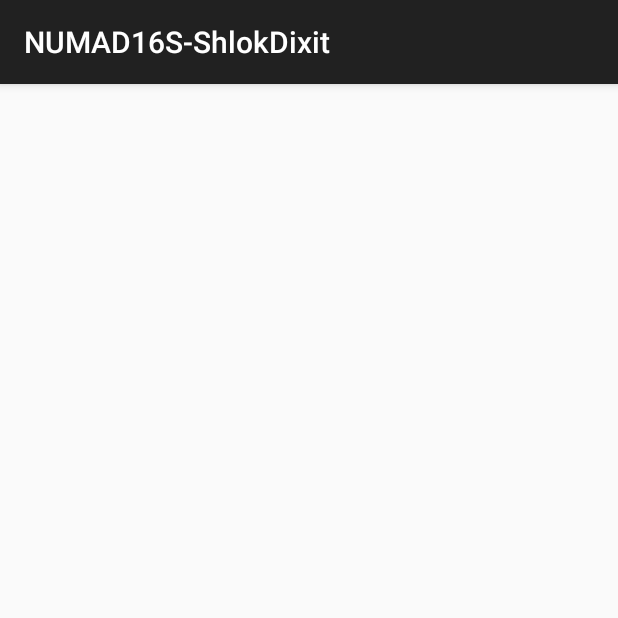
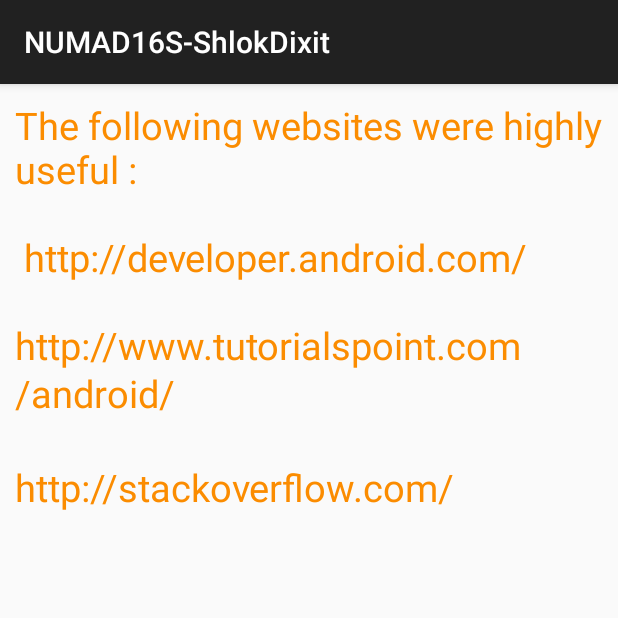
Before and after one commit to shlok-official/burpee_challenge_apk, an Android app: the testdictionary_acknowledgement screen opened directly, with no data from a screen before it, on a phone screen of 412 x 824 dp, the top half of it. Run offline under Robolectric (Android 15) with nearby library versions, the phone set to English and light mode, and no system bars.

Commit message:
no message

```diff
--- a/ShlokDixit/app/src/main/res/layout/dictionary_acknowledgement.xml
+++ b/ShlokDixit/app/src/main/res/layout/dictionary_acknowledgement.xml
@@ -3,6 +3,15 @@
     android:orientation="vertical" android:layout_width="match_parent"
     android:layout_height="match_parent">
 
-
+    <TextView
+        android:id="@+id/credits"
+        android:layout_width="wrap_content"
+        android:layout_height="wrap_content"
+        android:text="The following websites were highly useful :\n\n http://developer.android.com/\n\nhttp://www.tutorialspoint.com/android/\n\nhttp://stackoverflow.com/"
+        android:layout_gravity="center"
+        android:textSize="25sp"
+        android:textColor="#fb8c00"
+        android:layout_margin="10sp"
+        />
 
 </LinearLayout>
```
